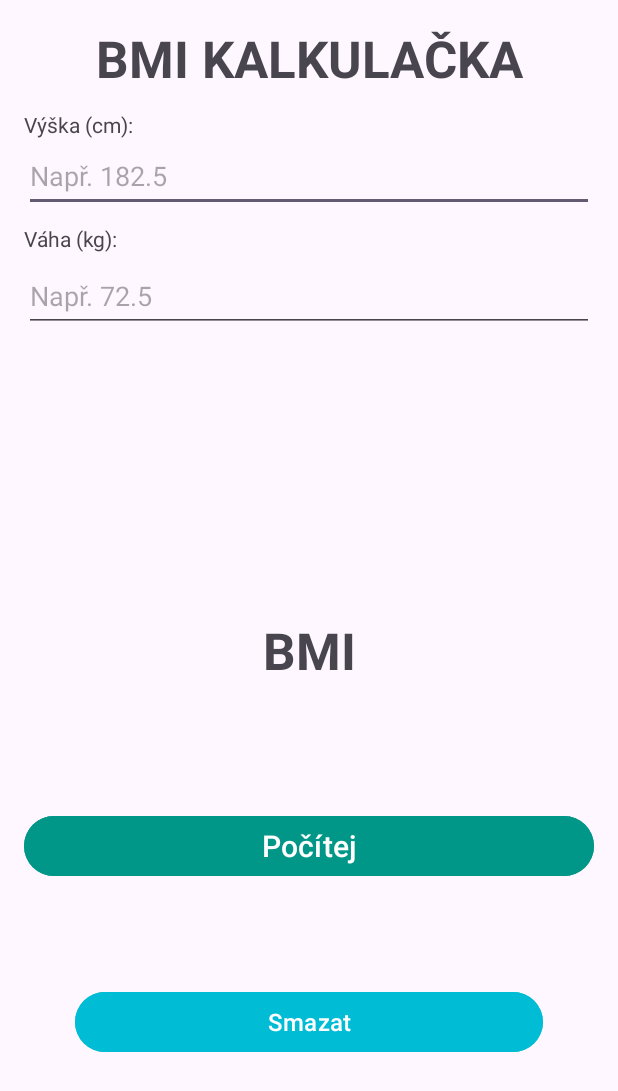
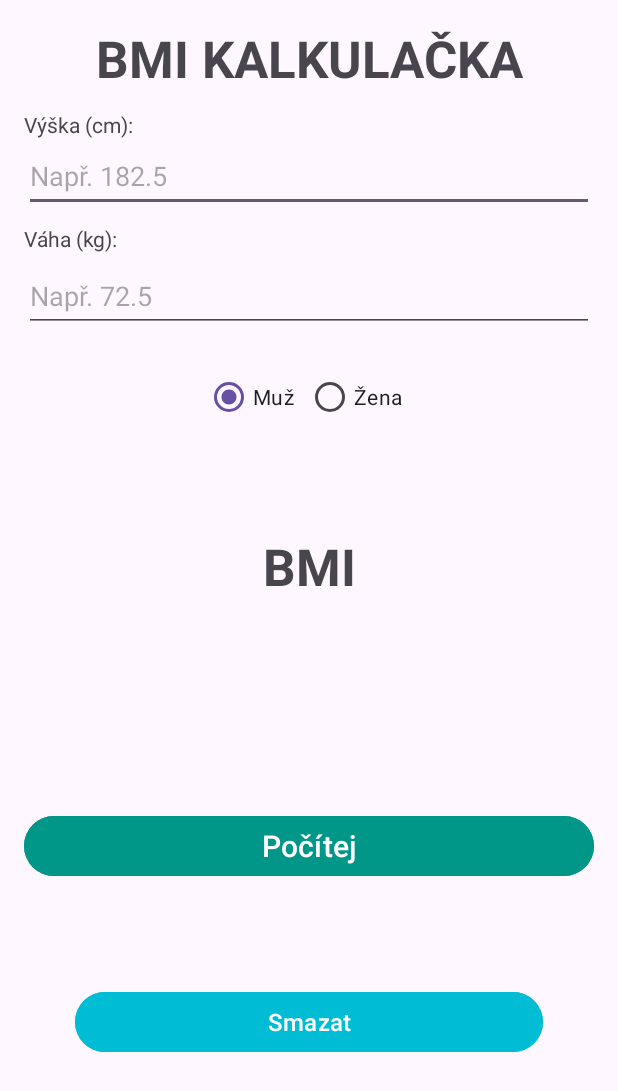
Before and after one commit to nightguarder/BMI-CalculatorCZ, an Android app: the screen it shows after launch (MainActivity), on a phone screen of 412 x 824 dp. Shown: the top 1091 px of the screen. Run offline under Robolectric (Android 15) with nearby library versions, the phone set to English and light mode, and no system bars.

Commit message:
Added screenshot images and Gender

```diff
--- a/app/src/main/java/com/example/bmicalculator/MainActivity.kt
+++ b/app/src/main/java/com/example/bmicalculator/MainActivity.kt
@@ -4,6 +4,8 @@ import androidx.appcompat.app.AppCompatActivity
 import android.os.Bundle
 import android.widget.Button
 import android.widget.EditText
+import android.widget.RadioButton
+import android.widget.RadioGroup
 import android.widget.TextView
 
 class MainActivity : AppCompatActivity() {
@@ -15,11 +17,20 @@ class MainActivity : AppCompatActivity() {
         //Define variables
         val weight_str: EditText = findViewById(R.id.vaha_input)
         val vyska_str: EditText = findViewById(R.id.vyska_input)
+        val pohlavi_group: RadioGroup = findViewById(R.id.radioGroupGender)
+        var pohlavi_default: String = "Male"
         val calculate_btn: Button = findViewById(R.id.buttonCalculate)
         val clear_btn: Button = findViewById(R.id.buttonClear)
         val result_txt: TextView = findViewById(R.id.vysledek_output)
 
-
+        // Listen to Gender
+        pohlavi_group.setOnCheckedChangeListener { group, checkedId ->
+            pohlavi_default = when (checkedId) {
+                R.id.radioButtonMen -> "Male"
+                R.id.radioButtonWomen -> "Female"
+                else -> "Male" // Default to "Men" if none selected
+            }
+        }
         //Listen to Calculate
         calculate_btn.setOnClickListener {
             val weightText = weight_str.text.toString()
@@ -32,11 +43,11 @@ class MainActivity : AppCompatActivity() {
                 val height = heightText.toDouble()
 
                 // Calculate BMI //Weight:Double, Height:Double, and Category
-                val func_value =BMICalculate.BMICalculate(weight,height)
+                val func_value = BMICalculate.BMICalculate(weight,height,pohlavi_default)
                 val (bmi,category) = func_value.getResult()
 
                 // Display the result in the TextView
-                result_txt.text = "Vaše BMI: ${"%.1f".format(bmi)} Kategorie: $category"
+                result_txt.text = "Vaše BMI: ${"%.1f".format(bmi)} Kategorie: ${category.text}"
             }
             else {
                 // Handle case where one or both fields are empty
--- a/app/src/main/res/layout/activity_main.xml
+++ b/app/src/main/res/layout/activity_main.xml
@@ -116,17 +116,49 @@
         android:id="@+id/vysledek_output"
         android:layout_width="wrap_content"
         android:layout_height="wrap_content"
-        android:layout_marginBottom="248dp"
+        android:layout_marginTop="119dp"
+        android:layout_marginBottom="149dp"
         android:text="BMI"
         android:textAlignment="center"
-        android:textAllCaps="true"
+        android:textAllCaps="false"
         android:textSize="34sp"
         android:textStyle="bold"
-        app:layout_constraintBottom_toTopOf="@+id/buttonClear"
+        app:layout_constraintBottom_toTopOf="@+id/buttonCalculate"
+        app:layout_constraintEnd_toEndOf="parent"
+        app:layout_constraintStart_toStartOf="parent"
+        app:layout_constraintTop_toTopOf="@+id/radioGroupGender"
+        app:layout_constraintVertical_bias="0.363" />
+
+    <RadioGroup
+        android:id="@+id/radioGroupGender"
+        android:layout_width="wrap_content"
+        android:layout_height="wrap_content"
+        android:layout_below="@+id/buttonClear"
+        android:layout_centerHorizontal="true"
+        android:layout_marginTop="67dp"
+        android:orientation="horizontal"
         app:layout_constraintEnd_toEndOf="parent"
         app:layout_constraintHorizontal_bias="0.5"
         app:layout_constraintStart_toStartOf="parent"
-        app:layout_constraintTop_toBottomOf="@+id/buttonCalculate"
-        app:layout_constraintVertical_bias="0.792" />
+        app:layout_constraintTop_toTopOf="@+id/vaha_input"> <!-- Set orientation to horizontal -->
+
+        <RadioButton
+            android:id="@+id/radioButtonMen"
+            android:layout_width="wrap_content"
+            android:layout_height="wrap_content"
+            android:layout_marginEnd="8dp"
+            android:checked="true"
+            android:text="Muž"
+            tools:layout_editor_absoluteX="146dp"
+            tools:layout_editor_absoluteY="244dp" />
+
+        <RadioButton
+            android:id="@+id/radioButtonWomen"
+            android:layout_width="wrap_content"
+            android:layout_height="wrap_content"
+            android:layout_marginEnd="8dp"
+            android:text="Žena" />
+
+    </RadioGroup>
 
 </androidx.constraintlayout.widget.ConstraintLayout>
```
Also changed, not shown: app/src/main/java/com/example/bmicalculator/BMICalculate.kt (+17 -9 lines), 1 other file.
